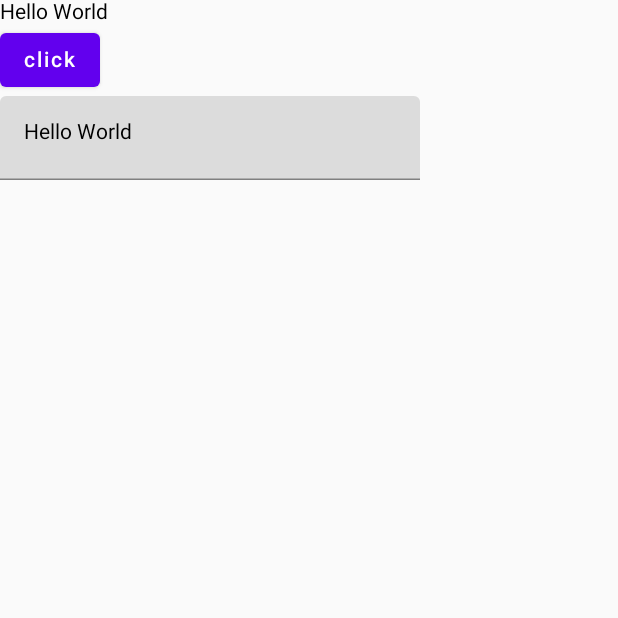
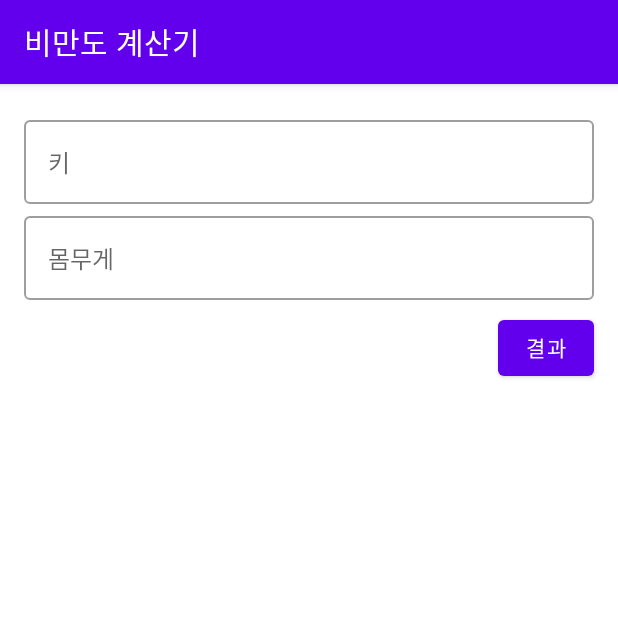
Before and after one commit to Chooareum/jetpack_compose_learning, an Android app built with Jetpack Compose: the screen it shows after launch (MainActivity), on a phone screen of 412 x 824 dp, the top half of it. Run offline under Robolectric (Android 15) with nearby library versions, the phone set to English and light mode, and no system bars.

Commit message:
BMI Calculator

```diff
--- a/app/src/main/java/com/example/jetpack_compose_learning/MainActivity.kt
+++ b/app/src/main/java/com/example/jetpack_compose_learning/MainActivity.kt
@@ -3,73 +3,185 @@ package com.example.jetpack_compose_learning
 import android.os.Bundle
 import androidx.activity.ComponentActivity
 import androidx.activity.compose.setContent
-import androidx.compose.foundation.layout.Column
-import androidx.compose.material.Button
-import androidx.compose.material.Text
-import androidx.compose.material.TextField
-import androidx.compose.runtime.*
-import androidx.compose.runtime.livedata.observeAsState
+import androidx.compose.foundation.Image
+import androidx.compose.foundation.clickable
+import androidx.compose.foundation.layout.*
+import androidx.compose.foundation.text.KeyboardOptions
+import androidx.compose.material.*
+import androidx.compose.material.icons.Icons
+import androidx.compose.material.icons.filled.ArrowBack
+import androidx.compose.runtime.Composable
+import androidx.compose.runtime.State
+import androidx.compose.runtime.mutableStateOf
+import androidx.compose.runtime.saveable.rememberSaveable
+import androidx.compose.ui.Alignment
 import androidx.compose.ui.ExperimentalComposeUiApi
-import androidx.lifecycle.LiveData
-import androidx.lifecycle.MutableLiveData
+import androidx.compose.ui.Modifier
+import androidx.compose.ui.graphics.Color
+import androidx.compose.ui.graphics.ColorFilter
+import androidx.compose.ui.res.painterResource
+import androidx.compose.ui.text.input.KeyboardType
+import androidx.compose.ui.unit.dp
+import androidx.compose.ui.unit.sp
 import androidx.lifecycle.ViewModel
 import androidx.lifecycle.viewmodel.compose.viewModel
+import androidx.navigation.NavController
+import androidx.navigation.compose.NavHost
+import androidx.navigation.compose.composable
+import androidx.navigation.compose.rememberNavController
+import kotlin.math.pow
 
 
 @ExperimentalComposeUiApi
 class MainActivity : ComponentActivity() {
     override fun onCreate(savedInstanceState: Bundle?) {
         super.onCreate(savedInstanceState)
+        setContent {
+            val viewModel = viewModel<BmiViewModel>()
+            val navController = rememberNavController()
 
-        setContent {
-            HomeScreen()
+            val bmi = viewModel.bmi.value
+
+            NavHost(navController = navController, startDestination = "home" ){
+                composable(route = "home"){
+                    HomeScreen { height, weight ->
+                        viewModel.bmiCalculate(height, weight)
+                        navController.navigate("result")
+                    }
+                }
+                composable(route = "result"){
+                    ResultScreen(
+                        navController = navController,
+                        bmi = bmi,
+                    )
+                }
+            }
+
         }
     }
 }
 
 @Composable
-fun HomeScreen(viewModel: MainViewModel = viewModel()){
-
-    val text1: MutableState<String> = remember{
-        mutableStateOf("Hello World")
+fun HomeScreen(
+    onResultClicked:(Double, Double) -> Unit,
+    ) {
+    val (height, setHeight) = rememberSaveable {
+        mutableStateOf("")
+    }
+    val (weight, setWeight) = rememberSaveable {
+        mutableStateOf("")
     }
 
-    var text2: String by remember {
-        mutableStateOf("Hello World")
-    }
+    Scaffold(
+        topBar = {
+            TopAppBar(
+                title = { Text("비만도 계산기") }
+            )
+
+        }
+    ) {
+        Column(
+            modifier = Modifier.padding(16.dp)
+
+        ) {
+            OutlinedTextField(
+                value = height,
+                onValueChange = setHeight,
+                label = { Text("키") },
+                modifier = Modifier.fillMaxWidth(),
+                keyboardOptions = KeyboardOptions(keyboardType = KeyboardType.Number)
+            )
+            OutlinedTextField(
+                value = weight,
+                onValueChange = setWeight,
+                label = { Text("몸무게") },
+                modifier = Modifier.fillMaxWidth(),
+                keyboardOptions = KeyboardOptions(keyboardType = KeyboardType.Number)
+            )
+            Spacer(modifier = Modifier.height(8.dp))
+            Button(
+                onClick = {
+                    if(height.isNotEmpty()&&weight.isNotEmpty()) {
+                        onResultClicked(height.toDouble(), weight.toDouble())
+                        }
+
+                },
+                modifier = Modifier.align(Alignment.End),
+            ) {
+                Text("결과")
+            }
 
 
-    val (text: String, setText: (String) -> Unit ) = remember{
-        mutableStateOf("Hello World")
-    }
+        }
 
-    val text3: State<String> = viewModel.liveData.observeAsState("Hello World")
-
-    Column() {
-
-        Text("Hello World")
-        Button(onClick = {
-            text1.value = "변경"
-            print(text1.value)
-            text2 = "변경"
-            print(text2)
-            setText("변경")
-            viewModel.changeValue("변경")
-        }) {
-            Text("click")
-        }
-        TextField(value = text, onValueChange = setText)
     }
 }
 
-class MainViewModel: ViewModel(){
-    private val _value: MutableState<String> = mutableStateOf("Hello World")
-    val value: State<String> = _value
 
-    private val _liveData = MutableLiveData<String>()
-    val liveData: LiveData<String> = _liveData
+@Composable
+fun ResultScreen(
+    navController: NavController,
+    bmi: Double
+) {
+    val text = when{
+        bmi >= 35 -> "고도 비만"
+        bmi >= 30 -> "2단계 비만"
+        bmi >= 25 -> "1단계 비만"
+        bmi >= 23 -> "과체중"
+        bmi >= 18.5 -> "정상"
+        else -> "저체중"
+    }
 
-    fun changeValue(value: String) {
-          _value.value = value
+    val imageRes = when{
+        bmi >= 23 -> R.drawable.ic_baseline_sentiment_very_dissatisfied_24
+        bmi >= 18.5 -> R.drawable.ic_baseline_sentiment_satisfied_24
+        else -> R.drawable.ic_baseline_sentiment_dissatisfied_24
+
+    }
+
+    Scaffold(
+        topBar = {
+            TopAppBar(
+                title = { Text("비만도 계산기") },
+                navigationIcon = {
+                    Icon(
+                        imageVector = Icons.Default.ArrowBack,
+                        contentDescription = "home",
+                        modifier = Modifier.clickable {
+                            navController.popBackStack()
+                        }
+                    )
+                }
+            )
+        }
+    ) {
+        Column(
+            modifier = Modifier.fillMaxSize(),
+            verticalArrangement = Arrangement.Center,
+            horizontalAlignment = Alignment.CenterHorizontally,
+        ) {
+            Text(text, fontSize = 30.sp)
+            Spacer(modifier = Modifier.height(50.dp))
+            Image(
+                painter = painterResource(id = imageRes),
+                contentDescription = null,
+                modifier = Modifier.size(100.dp),
+                colorFilter = ColorFilter.tint(
+                    color = Color.Black,
+                )
+            )
+        }
     }
 }
+
+class BmiViewModel: ViewModel(){
+    private val _bmi = mutableStateOf(0.0)
+    val bmi: State<Double> = _bmi
+
+    fun bmiCalculate(
+        height: Double, weight: Double,
+    ) {
+       _bmi.value = weight / (height / 100.0).pow(2.0)
+    }
+
+}
--- /dev/null
+++ b/app/src/main/res/drawable/ic_baseline_sentiment_dissatisfied_24.xml
@@ -0,0 +1,16 @@
+<vector xmlns:android="http://schemas.android.com/apk/res/android"
+    android:width="24dp"
+    android:height="24dp"
+    android:viewportWidth="24"
+    android:viewportHeight="24"
+  >
+  <path
+      android:fillColor="@android:color/white"
+      android:pathData="M15.5,9.5m-1.5,0a1.5,1.5 0,1 1,3 0a1.5,1.5 0,1 1,-3 0"/>
+  <path
+      android:fillColor="@android:color/white"
+      android:pathData="M8.5,9.5m-1.5,0a1.5,1.5 0,1 1,3 0a1.5,1.5 0,1 1,-3 0"/>
+  <path
+      android:fillColor="@android:color/white"
+      android:pathData="M11.99,2C6.47,2 2,6.48 2,12s4.47,10 9.99,10C17.52,22 22,17.52 22,12S17.52,2 11.99,2zM12,20c-4.42,0 -8,-3.58 -8,-8s3.58,-8 8,-8 8,3.58 8,8 -3.58,8 -8,8zM12,16.5c0.73,0 1.39,0.19 1.97,0.53 0.12,-0.14 0.86,-0.98 1.01,-1.14 -0.85,-0.56 -1.87,-0.89 -2.98,-0.89 -1.11,0 -2.13,0.33 -2.99,0.88 0.97,1.09 0.01,0.02 1.01,1.14 0.59,-0.33 1.25,-0.52 1.98,-0.52z"/>
+</vector>
--- /dev/null
+++ b/app/src/main/res/drawable/ic_baseline_sentiment_satisfied_24.xml
@@ -0,0 +1,16 @@
+<vector xmlns:android="http://schemas.android.com/apk/res/android"
+    android:width="24dp"
+    android:height="24dp"
+    android:viewportWidth="24"
+    android:viewportHeight="24"
+    >
+  <path
+      android:fillColor="@android:color/white"
+      android:pathData="M15.5,9.5m-1.5,0a1.5,1.5 0,1 1,3 0a1.5,1.5 0,1 1,-3 0"/>
+  <path
+      android:fillColor="@android:color/white"
+      android:pathData="M8.5,9.5m-1.5,0a1.5,1.5 0,1 1,3 0a1.5,1.5 0,1 1,-3 0"/>
+  <path
+      android:fillColor="@android:color/white"
+      android:pathData="M11.99,2C6.47,2 2,6.48 2,12s4.47,10 9.99,10C17.52,22 22,17.52 22,12S17.52,2 11.99,2zM12,20c-4.42,0 -8,-3.58 -8,-8s3.58,-8 8,-8 8,3.58 8,8 -3.58,8 -8,8zM12,16c-0.73,0 -1.38,-0.18 -1.96,-0.52 -0.12,0.14 -0.86,0.98 -1.01,1.15 0.86,0.55 1.87,0.87 2.97,0.87 1.11,0 2.12,-0.33 2.98,-0.88 -0.97,-1.09 -0.01,-0.02 -1.01,-1.15 -0.59,0.35 -1.24,0.53 -1.97,0.53z"/>
+</vector>
--- /dev/null
+++ b/app/src/main/res/drawable/ic_baseline_sentiment_very_dissatisfied_24.xml
@@ -0,0 +1,16 @@
+<vector xmlns:android="http://schemas.android.com/apk/res/android"
+    android:width="24dp"
+    android:height="24dp"
+    android:viewportWidth="24"
+    android:viewportHeight="24"
+  >
+  <path
+      android:fillColor="@android:color/white"
+      android:pathData="M15.5,9.5m-1.5,0a1.5,1.5 0,1 1,3 0a1.5,1.5 0,1 1,-3 0"/>
+  <path
+      android:fillColor="@android:color/white"
+      android:pathData="M8.5,9.5m-1.5,0a1.5,1.5 0,1 1,3 0a1.5,1.5 0,1 1,-3 0"/>
+  <path
+      android:fillColor="@android:color/white"
+      android:pathData="M11.99,2C6.47,2 2,6.48 2,12s4.47,10 9.99,10C17.52,22 22,17.52 22,12S17.52,2 11.99,2zM12,20c-4.42,0 -8,-3.58 -8,-8s3.58,-8 8,-8 8,3.58 8,8 -3.58,8 -8,8zM12,14c-2.33,0 -4.32,1.45 -5.12,3.5h1.67c0.69,-1.19 1.97,-2 3.45,-2s2.75,0.81 3.45,2h1.67c-0.8,-2.05 -2.79,-3.5 -5.12,-3.5z"/>
+</vector>
```
